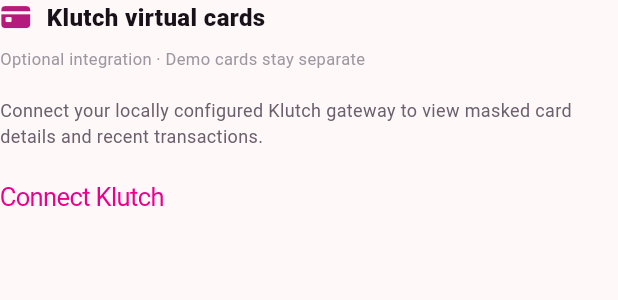
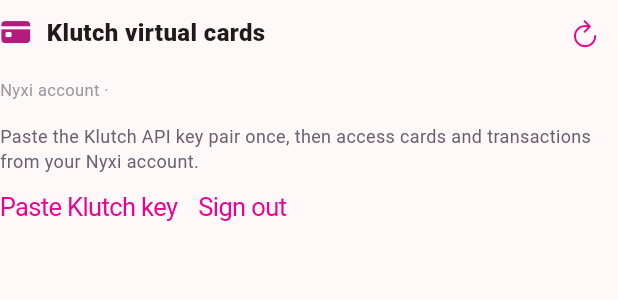
Before and after one commit to kawaiiepic/nyxi, a Flutter app: the KlutchCardsPanel widget shown alone on an empty page, opened directly with empty values, on a phone screen of 412 x 824 dp. Shown: the top 300 px of the screen. Run offline on Flutter 3.47's test engine with Material 3 defaults, Android fonts, the phone set to English and light mode, and no system bars; missing offline and left inert: liquid_glass_widgets; accounts and stored records are empty; statements that could not run were skipped.

Commit message:
Add Nyxi sign-in and one-field Klutch API credential paste

```diff
--- a/lib/klutch_panel.dart
+++ b/lib/klutch_panel.dart
@@ -1,167 +1,265 @@
+import 'dart:convert';
 import 'package:flutter/cupertino.dart';
 import 'package:flutter/foundation.dart';
 import 'package:liquid_glass_widgets/liquid_glass_widgets.dart';
-
 import 'klutch_gateway.dart';
 
-/// A single connection for the lifetime of the Nyxi dashboard.
-/// Credentials are held only in memory, not shared preferences or source code.
+/// Klutch requires both values, but Nyxi provides one paste field.
+Map<String, String> parseKlutchKey(String pasted) {
+  final value = pasted.trim();
+  if (value.startsWith('{')) {
+    try {
+      final decoded = jsonDecode(value);
+      if (decoded is Map<String, dynamic>) {
+        final id = decoded['clientId'];
+        final secret = decoded['secretKey'];
+        if (id is String && secret is String &&
+            id.trim().isNotEmpty && secret.trim().isNotEmpty) {
+          return {'clientId': id.trim(), 'secretKey': secret.trim()};
+        }
+      }
+    } on FormatException {
+      // No credential data is logged or displayed on failure.
+    }
+  }
+  final lines = value.split(RegExp(r'\r?\n'));
+  if (lines.length == 2 && lines.every((part) => part.trim().isNotEmpty)) {
+    return {'clientId': lines[0].trim(), 'secretKey': lines[1].trim()};
+  }
+  final separator = value.indexOf(':');
+  if (separator > 0 && !value.contains('\n')) {
+    final id = value.substring(0, separator).trim();
+    final secret = value.substring(separator + 1).trim();
+    if (id.isNotEmpty && secret.isNotEmpty) {
+      return {'clientId': id, 'secretKey': secret};
+    }
+  }
+  throw const FormatException(
+    'Klutch needs both a Client ID and Secret Key. Paste '
+    'clientId:secretKey or a JSON pair into this field.',
+  );
+}
+
 class KlutchController extends ChangeNotifier {
-  KlutchGateway? _gateway;
+  final KlutchGateway api = KlutchGateway();
+  NyxiUser? user;
   List<KlutchCard> cards = const [];
   List<KlutchTransaction> transactions = const [];
   bool loading = false;
   bool connected = false;
   String? error;
+  bool _disposed = false;
+  bool get signedIn => user != null;
+  void _emit() { if (!_disposed) notifyListeners(); }
 
-  Future<void> connect(String gatewayToken) async {
-    _gateway?.close();
-    _gateway = KlutchGateway(accessToken: gatewayToken);
+  Future<void> _work(Future<void> Function() task) async {
+    if (loading) return;
+    loading = true; error = null; _emit();
+    try {
+      await task();
+    } catch (failure) {
+      error = failure.toString();
+      if (!api.signedIn) {
+        user = null;
         connected = false;
         cards = const [];
         transactions = const [];
-    await refresh();
       }
-
-  Future<void> refresh() async {
-    final gateway = _gateway;
-    if (gateway == null || loading) return;
-    loading = true;
-    error = null;
-    notifyListeners();
-    try {
-      final loaded = await Future.wait<Object>([
-        gateway.cards(),
-        gateway.transactions(),
-      ]);
-      cards = loaded[0] as List<KlutchCard>;
-      transactions = loaded[1] as List<KlutchTransaction>;
-      connected = true;
-    } catch (failure) {
-      error = failure.toString();
-      connected = false;
     } finally {
-      loading = false;
-      notifyListeners();
+      loading = false; _emit();
     }
   }
 
-  Future<bool> createVirtualCard(String name) async {
-    final gateway = _gateway;
-    if (gateway == null || loading || !connected) return false;
-    loading = true;
-    error = null;
-    notifyListeners();
-    try {
-      final created = await gateway.createVirtualCard(name);
-      cards = [created, ...cards.where((card) => card.id != created.id)];
-      return true;
-    } catch (failure) {
-      error = 'Card creation could not be confirmed: ' + failure.toString() +
-          '. Check Klutch before retrying.';
-      return false;
-    } finally {
-      loading = false;
-      notifyListeners();
+  Future<void> authenticate(String email, String password,
+      {required bool register}) => _work(() async {
+    user = register
+        ? await api.register(email, password)
+        : await api.login(email, password);
+    await _loadConnection();
+  });
+
+  Future<void> _loadConnection() async {
+    connected = await api.status();
+    if (connected) {
+      final results = await Future.wait<Object>([api.cards(), api.transactions()]);
+      cards = results[0] as List<KlutchCard>;
+      transactions = results[1] as List<KlutchTransaction>;
+    } else {
+      cards = const []; transactions = const [];
     }
   }
 
-  void disconnect() {
-    _gateway?.close();
-    _gateway = null;
-    cards = const [];
-    transactions = const [];
-    loading = false;
-    connected = false;
-    error = null;
-    notifyListeners();
+  Future<void> refresh() => _work(_loadConnection);
+
+  Future<void> connectPastedKey(String pasted) async {
+    Map<String, String> pair;
+    try {
+      pair = parseKlutchKey(pasted);
+    } on FormatException catch (failure) {
+      error = failure.message; _emit(); return;
+    }
+    await _work(() async {
+      await api.connectKlutch(
+        clientId: pair['clientId']!,
+        secretKey: pair['secretKey']!,
+      );
+      await _loadConnection();
+    });
+  }
+
+  Future<void> disconnect() => _work(() async {
+    await api.disconnectKlutch();
+    connected = false; cards = const []; transactions = const [];
+  });
+
+  Future<void> logout() => _work(() async {
+    try { await api.logout(); }
+    finally {
+      user = null; connected = false; cards = const []; transactions = const [];
+    }
+  });
+
+  Future<bool> createVirtualCard(String name) async {
+    if (loading || !signedIn || !connected) return false;
+    var created = false;
+    await _work(() async {
+      final card = await api.createVirtualCard(name);
+      cards = [card, ...cards.where((other) => other.id != card.id)];
+      created = true;
+    });
+    if (!created && error != null) {
+      error = error! + ' Check Klutch before retrying an uncertain request.';
+      _emit();
+    }
+    return created;
   }
 
   @override
   void dispose() {
-    _gateway?.close();
+    _disposed = true;
+    api.close();
     super.dispose();
   }
 }
 
 class KlutchCardsPanel extends StatelessWidget {
   const KlutchCardsPanel({super.key, required this.controller});
-
   final KlutchController controller;
 
-  Future<void> _connect(BuildContext context) async {
-    var input = '';
-    final key = await showCupertinoDialog<String>(
+  Future<void> _signIn(BuildContext context, {required bool register}) async {
+    var email = '';
+    var password = '';
+    final confirmed = await showCupertinoDialog<bool>(
       context: context,
-        builder: (dialogContext) => CupertinoAlertDialog(
-          title: const Text('Connect Klutch'),
-          content: Column(
-            children: [
-              const SizedBox(height: 10),
-              const Text(
-                'Enter your local Nyxi gateway access token. '
-                'Klutch developer credentials stay on the gateway.',
-              ),
+      builder: (dialog) => CupertinoAlertDialog(
+        title: Text(register ? 'Create Nyxi account' : 'Sign in to Nyxi'),
+        content: Column(children: [
           const SizedBox(height: 12),
           CupertinoTextField(
-                onChanged: (value) => input = value,
+            onChanged: (value) => email = value.trim(),
+            placeholder: 'Email',
+            keyboardType: TextInputType.emailAddress,
+            autocorrect: false,
+          ),
+          const SizedBox(height: 10),
+          CupertinoTextField(
+            onChanged: (value) => password = value,
+            placeholder: 'Password',
             obscureText: true,
-                placeholder: 'Gateway access token',
             autocorrect: false,
             enableSuggestions: false,
           ),
-            ],
-          ),
+          if (register) const Text('At least 12 characters'),
+        ]),
         actions: [
           CupertinoDialogAction(
-              onPressed: () => Navigator.of(dialogContext).pop(),
+            onPressed: () => Navigator.of(dialog).pop(false),
             child: const Text('Cancel'),
           ),
           CupertinoDialogAction(
-              onPressed: () => Navigator.of(dialogContext).pop(input.trim()),
+            isDefaultAction: true,
+            onPressed: () => Navigator.of(dialog).pop(true),
+            child: Text(register ? 'Register' : 'Sign in'),
+          ),
+        ],
+      ),
+    );
+    if (confirmed == true && email.isNotEmpty && password.isNotEmpty) {
+      await controller.authenticate(email, password, register: register);
+    }
+  }
+
+  Future<void> _pasteKey(BuildContext context) async {
+    var pasted = '';
+    final confirmed = await showCupertinoDialog<bool>(
+      context: context,
+      builder: (dialog) => CupertinoAlertDialog(
+        title: const Text('Connect Klutch'),
+        content: Column(children: [
+          const SizedBox(height: 10),
+          const Text('Paste your Klutch API credentials in one field. '
+              'Klutch requires both Client ID and Secret Key, '
+              'formatted as clientId:secretKey or JSON.'),
+          const SizedBox(height: 12),
+          CupertinoTextField(
+            onChanged: (value) => pasted = value,
+            obscureText: true,
+            autocorrect: false,
+            enableSuggestions: false,
+            placeholder: 'Paste Klutch API credentials',
+          ),
+          const SizedBox(height: 10),
+          const Text('Nyxi encrypts these credentials on your server. '
+              'Only connect to a server you trust.'),
+        ]),
+        actions: [
+          CupertinoDialogAction(
+            onPressed: () => Navigator.of(dialog).pop(false),
+            child: const Text('Cancel'),
+          ),
+          CupertinoDialogAction(
+            isDefaultAction: true,
+            onPressed: () => Navigator.of(dialog).pop(true),
             child: const Text('Connect'),
           ),
         ],
       ),
     );
-    if (key != null && key.isNotEmpty) await controller.connect(key);
+    if (confirmed == true && pasted.trim().isNotEmpty) {
+      await controller.connectPastedKey(pasted);
+    }
   }
 
   Future<void> _createCard(BuildContext context) async {
-    var input = '';
-    final name = await showCupertinoDialog<String>(
+    var name = '';
+    final confirmed = await showCupertinoDialog<bool>(
       context: context,
-        builder: (dialogContext) => CupertinoAlertDialog(
-          title: const Text('Create a real Klutch card?'),
-          content: Column(
-            children: [
+      builder: (dialog) => CupertinoAlertDialog(
+        title: const Text('Issue a real virtual card?'),
+        content: Column(children: [
           const SizedBox(height: 10),
-              const Text(
-                'This sends a real virtual-card issuance request to Klutch. '
-                'It is NOT a demo action. Create cards only for your own account.',
-              ),
+          const Text('This requests a REAL Klutch card, not a demo card.'),
           const SizedBox(height: 12),
           CupertinoTextField(
-                onChanged: (value) => input = value,
-                placeholder: 'Card name (e.g. Subscriptions)',
+            onChanged: (value) => name = value.trim(),
             maxLength: 60,
+            placeholder: 'Card name',
           ),
-            ],
-          ),
+        ]),
         actions: [
           CupertinoDialogAction(
-              onPressed: () => Navigator.of(dialogContext).pop(),
+            onPressed: () => Navigator.of(dialog).pop(false),
             child: const Text('Cancel'),
           ),
           CupertinoDialogAction(
             isDefaultAction: true,
-              onPressed: () => Navigator.of(dialogContext).pop(input.trim()),
-              child: const Text('Issue virtual card'),
+            onPressed: () => Navigator.of(dialog).pop(true),
+            child: const Text('Issue real card'),
           ),
         ],
       ),
     );
-    if (name != null && name.length >= 2) {
+    if (confirmed == true && name.length >= 2) {
       await controller.createVirtualCard(name);
     }
   }
@@ -176,107 +274,98 @@ class KlutchCardsPanel extends StatelessWidget {
       child: Column(
         crossAxisAlignment: CrossAxisAlignment.start,
         children: [
-              Row(
-                children: [
-                  const Icon(
-                    CupertinoIcons.creditcard_fill,
-                    color: Color(0xFFB51B7C),
-                    size: 21,
-                  ),
+          Row(children: [
+            const Icon(CupertinoIcons.creditcard_fill,
+                size: 21, color: Color(0xFFB51B7C)),
             const SizedBox(width: 10),
-                  const Expanded(
-                    child: Text(
-                      'Klutch virtual cards',
-                      style: TextStyle(
-                        fontWeight: FontWeight.w800,
-                        fontSize: 16,
-                        color: Color(0xFF171219),
-                      ),
-                    ),
-                  ),
-                  if (controller.connected)
+            const Expanded(child: Text('Klutch virtual cards',
+                style: TextStyle(fontSize: 16, fontWeight: FontWeight.w800))),
+            if (controller.signedIn)
               CupertinoButton(
                 padding: EdgeInsets.zero,
                 onPressed: controller.loading ? null : controller.refresh,
                 child: const Icon(CupertinoIcons.refresh, size: 20),
               ),
-                ],
-              ),
+          ]),
           const SizedBox(height: 8),
-              Text(
-                controller.connected
-                    ? 'LIVE · Your real Klutch account'
-                    : 'Optional integration · Demo cards stay separate',
-                style: const TextStyle(
-                  fontSize: 11,
-                  color: Color(0xFF9D97A1),
-                ),
-              ),
+          Text(controller.signedIn
+                  ? 'Nyxi account · ' + controller.user!.email
+                  : 'Sign in to Nyxi to connect your Klutch account',
+              style: const TextStyle(fontSize: 11, color: Color(0xFF9D97A1))),
           if (controller.loading) ...[
-                const SizedBox(height: 16),
+            const SizedBox(height: 15),
             const CupertinoActivityIndicator(),
           ],
           if (controller.error != null) ...[
+            const SizedBox(height: 12),
+            Text(controller.error!,
+                style: const TextStyle(color: Color(0xFFA82562), fontSize: 12)),
+          ],
+          if (!controller.signedIn) ...[
             const SizedBox(height: 14),
-                Text(
-                  controller.error!,
-                  style: const TextStyle(color: Color(0xFFA82562), fontSize: 12),
-                ),
-              ],
-              if (!controller.connected) ...[
-                const SizedBox(height: 18),
-                const Text(
-                  'Connect your locally configured Klutch gateway to view '
-                  'masked card details and recent transactions.',
-                  style: TextStyle(fontSize: 12, color: Color(0xFF6B606D)),
-                ),
-                const SizedBox(height: 10),
+            const Text('Create a Nyxi account. No local scripts are needed.',
+                style: TextStyle(fontSize: 12, color: Color(0xFF6B606D))),
+            Wrap(spacing: 14, children: [
               CupertinoButton(
                 padding: EdgeInsets.zero,
-                  onPressed: controller.loading ? null : () => _connect(context),
-                  child: const Text('Connect Klutch'),
+                onPressed: controller.loading ? null
+                    : () => _signIn(context, register: false),
+                child: const Text('Sign in'),
               ),
+              CupertinoButton(
+                padding: EdgeInsets.zero,
+                onPressed: controller.loading ? null
+                    : () => _signIn(context, register: true),
+                child: const Text('Create account'),
+              ),
+            ]),
+          ] else if (!controller.connected) ...[
+            const SizedBox(height: 14),
+            const Text('Paste the Klutch API key pair once, then access '
+                'cards and transactions from your Nyxi account.',
+                style: TextStyle(fontSize: 12, color: Color(0xFF6B606D))),
+            Wrap(spacing: 14, children: [
+              CupertinoButton(
+                padding: EdgeInsets.zero,
+                onPressed: controller.loading ? null : () => _pasteKey(context),
+                child: const Text('Paste Klutch key'),
+              ),
+              CupertinoButton(
+                padding: EdgeInsets.zero,
+                onPressed: controller.loading ? null : controller.logout,
+                child: const Text('Sign out'),
+              ),
+            ]),
           ] else ...[
-                const SizedBox(height: 17),
+            const SizedBox(height: 14),
+            const Text('LIVE · Your Klutch account',
+                style: TextStyle(fontSize: 11, color: Color(0xFFB51B7C))),
             if (controller.cards.isEmpty)
-                  const Padding(
-                    padding: EdgeInsets.only(bottom: 12),
-                    child: Text(
-                      'No Klutch cards were returned for this account.',
-                      style: TextStyle(color: Color(0xFF6B606D), fontSize: 12),
-                    ),
-                  ),
+              const Text('No cards returned.'),
             for (final card in controller.cards)
               Padding(
                 padding: const EdgeInsets.only(bottom: 9),
                 child: _KlutchCardRow(card: card),
               ),
-                Row(
-                  children: [
-                    Flexible(
-                      child: CupertinoButton(
+            Wrap(spacing: 12, children: [
+              CupertinoButton(
                 padding: EdgeInsets.zero,
                 onPressed: controller.loading ? null : () => _createCard(context),
                 child: const Text('Create virtual card'),
               ),
-                    ),
-                    const SizedBox(width: 16),
               CupertinoButton(
                 padding: EdgeInsets.zero,
-                      onPressed: controller.disconnect,
-                      child: const Text(
-                        'Disconnect',
-                        style: TextStyle(color: Color(0xFF8B7E8D), fontSize: 12),
+                onPressed: controller.loading ? null : controller.disconnect,
+                child: const Text('Unlink Klutch'),
               ),
+              CupertinoButton(
+                padding: EdgeInsets.zero,
+                onPressed: controller.loading ? null : controller.logout,
+                child: const Text('Sign out'),
               ),
-                  ],
-                ),
-                const SizedBox(height: 7),
-                const Text(
-                  'Card locking and sensitive card details are not available '
-                  'in this first integration.',
-                  style: TextStyle(fontSize: 11, color: Color(0xFF9D97A1)),
-                ),
+            ]),
+            const Text('Card freeze and sensitive card details are unavailable.',
+                style: TextStyle(fontSize: 11, color: Color(0xFF9D97A1))),
           ],
         ],
       ),
@@ -371,7 +460,7 @@ class KlutchActivityPanel extends StatelessWidget {
               const SizedBox(height: 11),
               if (!controller.connected)
                 const Text(
-                  'Connect Klutch in the Cards tab to see real transactions here.',
+                  'Sign in and connect Klutch in the Cards tab to see real transactions.',
                   style: TextStyle(
                     fontSize: 12,
                     color: Color(0xFF9D97A1),
```
Lines whose indentation alone changed are shown as unchanged.
